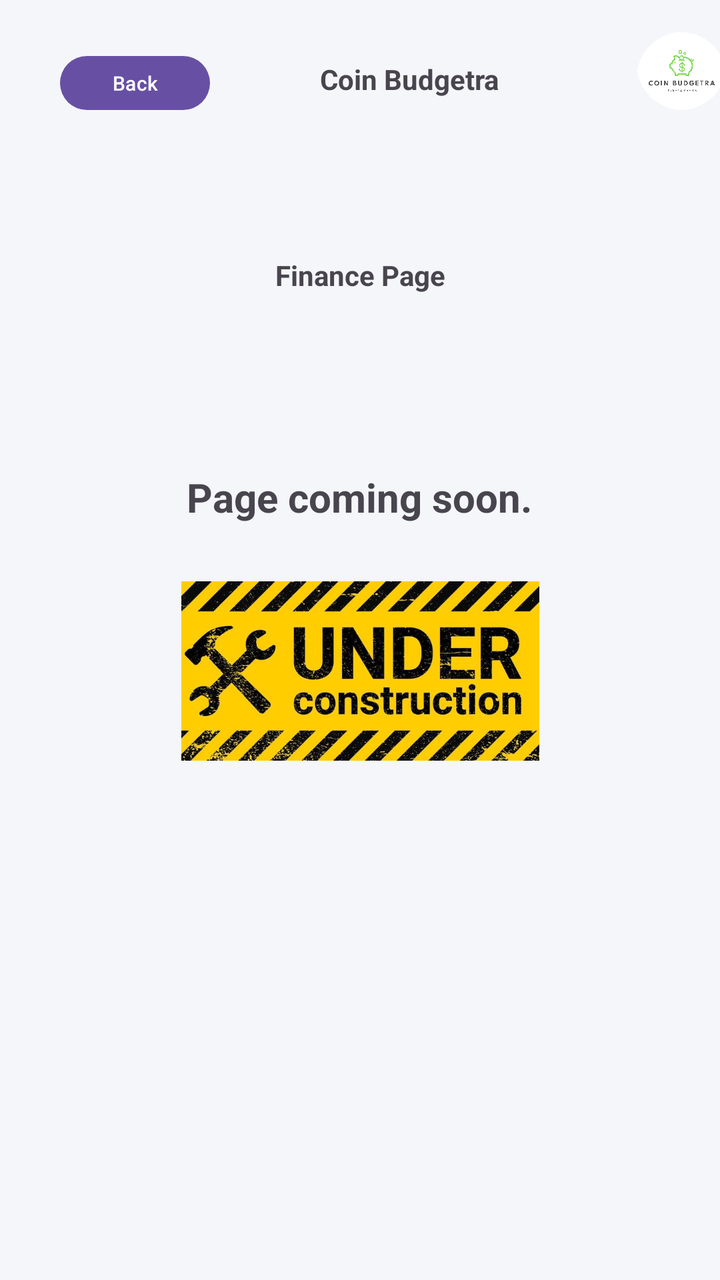
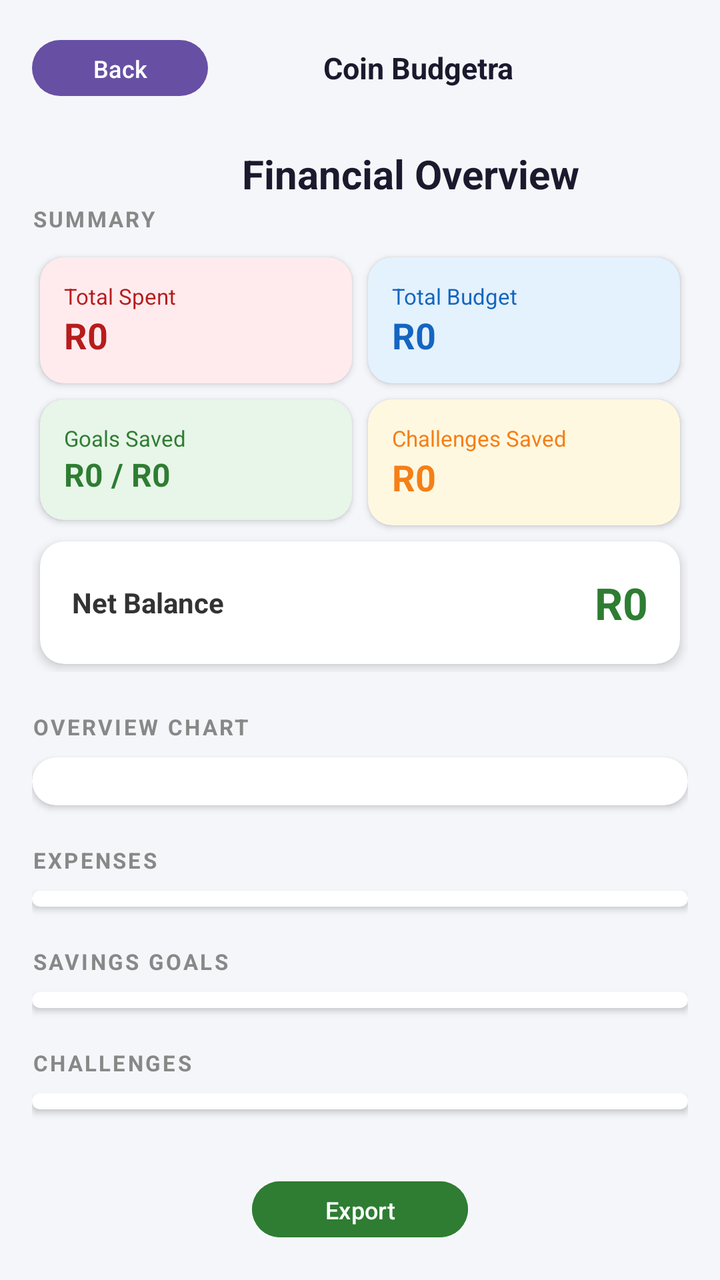

An Android layout rendered at two revisions. The XML below is the earlier revision; the diff shows what the commit changed to produce the second picture.
<!-- AndroidManifest.xml: application theme Theme.Coin_Budgetra -->
<!-- res/layout/activity_finance_module.xml -->
<?xml version="1.0" encoding="utf-8"?>
<androidx.constraintlayout.widget.ConstraintLayout xmlns:android="http://schemas.android.com/apk/res/android"
    xmlns:app="http://schemas.android.com/apk/res-auto"
    xmlns:tools="http://schemas.android.com/tools"
    android:id="@+id/main"
    android:layout_width="match_parent"
    android:layout_height="match_parent"
    android:background="#F4F6FA"
    tools:context=".Finance_Module">


    <com.google.android.material.imageview.ShapeableImageView
        android:id="@+id/imageView4"
        android:layout_width="45dp"
        android:layout_height="39dp"
        android:layout_marginStart="88dp"
        android:layout_marginTop="16dp"
        android:layout_marginEnd="16dp"
        android:scaleType="centerCrop"
        app:shapeAppearanceOverlay="@style/CircleImage"
        app:layout_constraintEnd_toEndOf="parent"
        app:layout_constraintStart_toEndOf="@+id/textView29"
        app:layout_constraintTop_toTopOf="parent"
        app:srcCompat="@drawable/coinbudgetra" />

    <TextView
        android:id="@+id/textView29"
        android:layout_width="wrap_content"
        android:layout_height="wrap_content"
        android:layout_marginStart="160dp"
        android:layout_marginTop="30dp"
        android:text="Coin Budgetra"
        android:textStyle="bold"
        app:layout_constraintStart_toStartOf="parent"
        app:layout_constraintTop_toTopOf="parent" />

    <TextView
        android:id="@+id/textView30"
        android:layout_width="wrap_content"
        android:layout_height="wrap_content"
        android:layout_marginTop="79dp"
        android:text="Finance Page"
        android:textSize="14sp"
        android:textStyle="bold"
        app:layout_constraintEnd_toEndOf="parent"
        app:layout_constraintHorizontal_bias="0.5"
        app:layout_constraintStart_toStartOf="parent"
        app:layout_constraintTop_toBottomOf="@+id/textView29" />

    <Button
        android:id="@+id/button17"
        android:layout_width="75dp"
        android:layout_height="35dp"
        android:layout_marginStart="30dp"
        android:layout_marginTop="24dp"
        android:layout_marginEnd="55dp"
        android:text="Back"
        android:textSize="10sp"
        app:layout_constraintEnd_toStartOf="@+id/textView29"
        app:layout_constraintStart_toStartOf="parent"
        app:layout_constraintTop_toTopOf="parent" />

    <TextView
        android:id="@+id/textView17"
        android:layout_width="wrap_content"
        android:layout_height="wrap_content"
        android:layout_marginStart="101dp"
        android:layout_marginTop="88dp"
        android:layout_marginEnd="102dp"
        android:text="Page coming soon."
        android:textSize="20sp"
        android:textStyle="bold"
        app:layout_constraintEnd_toEndOf="parent"
        app:layout_constraintStart_toStartOf="parent"
        app:layout_constraintTop_toBottomOf="@+id/textView30" />

    <ImageView
        android:id="@+id/imageView"
        android:layout_width="179dp"
        android:layout_height="95dp"
        android:layout_marginStart="116dp"
        android:layout_marginTop="26dp"
        android:layout_marginEnd="116dp"
        app:layout_constraintEnd_toEndOf="parent"
        app:layout_constraintStart_toStartOf="parent"
        app:layout_constraintTop_toBottomOf="@+id/textView17"
        app:srcCompat="@drawable/constr" />
</androidx.constraintlayout.widget.ConstraintLayout>
<!-- resources referenced by this layout -->
<resources>
  <!-- drawable coinbudgetra: jpeg bitmap (drawable, 54720 bytes) -->
  <!-- drawable constr: jpg bitmap (drawable, 57429 bytes) -->
  <style name="CircleImage">
          <item name="cornerFamily">rounded</item>
          <item name="cornerSize">59%</item>
      </style>
  <style name="Theme.Coin_Budgetra" parent="Base.Theme.Coin_Budgetra" />
  <style name="Base.Theme.Coin_Budgetra" parent="Theme.Material3.DayNight.NoActionBar">
          
          
      </style>
</resources>

<!-- the commit's change to res/layout/activity_finance_module.xml (unified diff, before → after) -->
@@ -1,88 +1,316 @@
 <?xml version="1.0" encoding="utf-8"?>
-<androidx.constraintlayout.widget.ConstraintLayout xmlns:android="http://schemas.android.com/apk/res/android"
+<androidx.core.widget.NestedScrollView
+    xmlns:android="http://schemas.android.com/apk/res/android"
     xmlns:app="http://schemas.android.com/apk/res-auto"
-    xmlns:tools="http://schemas.android.com/tools"
     android:id="@+id/main"
     android:layout_width="match_parent"
     android:layout_height="match_parent"
-    android:background="#F4F6FA"
-    tools:context=".Finance_Module">
-
-
-    <com.google.android.material.imageview.ShapeableImageView
-        android:id="@+id/imageView4"
-        android:layout_width="45dp"
-        android:layout_height="39dp"
-        android:layout_marginStart="88dp"
-        android:layout_marginTop="16dp"
-        android:layout_marginEnd="16dp"
-        android:scaleType="centerCrop"
-        app:shapeAppearanceOverlay="@style/CircleImage"
-        app:layout_constraintEnd_toEndOf="parent"
-        app:layout_constraintStart_toEndOf="@+id/textView29"
-        app:layout_constraintTop_toTopOf="parent"
-        app:srcCompat="@drawable/coinbudgetra" />
-
-    <TextView
-        android:id="@+id/textView29"
-        android:layout_width="wrap_content"
+    android:background="#F5F6FA"
+    android:fillViewport="true">
+
+    <LinearLayout
+        android:layout_width="match_parent"
         android:layout_height="wrap_content"
-        android:layout_marginStart="160dp"
-        android:layout_marginTop="30dp"
-        android:text="Coin Budgetra"
-        android:textStyle="bold"
-        app:layout_constraintStart_toStartOf="parent"
-        app:layout_constraintTop_toTopOf="parent" />
-
-    <TextView
-        android:id="@+id/textView30"
-        android:layout_width="wrap_content"
-        android:layout_height="wrap_content"
-        android:layout_marginTop="79dp"
-        android:text="Finance Page"
-        android:textSize="14sp"
-        android:textStyle="bold"
-        app:layout_constraintEnd_toEndOf="parent"
-        app:layout_constraintHorizontal_bias="0.5"
-        app:layout_constraintStart_toStartOf="parent"
-        app:layout_constraintTop_toBottomOf="@+id/textView29" />
-
-    <Button
-        android:id="@+id/button17"
-        android:layout_width="75dp"
-        android:layout_height="35dp"
-        android:layout_marginStart="30dp"
-        android:layout_marginTop="24dp"
-        android:layout_marginEnd="55dp"
-        android:text="Back"
-        android:textSize="10sp"
-        app:layout_constraintEnd_toStartOf="@+id/textView29"
-        app:layout_constraintStart_toStartOf="parent"
-        app:layout_constraintTop_toTopOf="parent" />
-
-    <TextView
-        android:id="@+id/textView17"
-        android:layout_width="wrap_content"
-        android:layout_height="wrap_content"
-        android:layout_marginStart="101dp"
-        android:layout_marginTop="88dp"
-        android:layout_marginEnd="102dp"
-        android:text="Page coming soon."
-        android:textSize="20sp"
-        android:textStyle="bold"
-        app:layout_constraintEnd_toEndOf="parent"
-        app:layout_constraintStart_toStartOf="parent"
-        app:layout_constraintTop_toBottomOf="@+id/textView30" />
-
-    <ImageView
-        android:id="@+id/imageView"
-        android:layout_width="179dp"
-        android:layout_height="95dp"
-        android:layout_marginStart="116dp"
-        android:layout_marginTop="26dp"
-        android:layout_marginEnd="116dp"
-        app:layout_constraintEnd_toEndOf="parent"
-        app:layout_constraintStart_toStartOf="parent"
-        app:layout_constraintTop_toBottomOf="@+id/textView17"
-        app:srcCompat="@drawable/constr" />
-</androidx.constraintlayout.widget.ConstraintLayout>
+        android:orientation="vertical"
+        android:padding="16dp">
+
+        
+        <LinearLayout
+            android:layout_width="match_parent"
+            android:layout_height="wrap_content"
+            android:orientation="horizontal"
+            android:gravity="center_vertical"
+            android:layout_marginBottom="20dp">
+
+            <Button
+                android:id="@+id/button17"
+                android:layout_width="wrap_content"
+                android:layout_height="36dp"
+                android:text="Back"
+                android:textColor="#FFFFFF"
+                android:textSize="12sp" />
+
+            <TextView
+                android:layout_width="150dp"
+                android:layout_marginLeft="30dp"
+                android:layout_marginRight="30dp"
+                android:layout_height="30dp"
+                android:textAlignment="center"
+                android:gravity="center"
+                android:text="Coin Budgetra"
+                android:textColor="#1A1A2E"
+                android:textSize="15sp"
+                android:textStyle="bold" />
+
+
+        </LinearLayout>
+
+        
+
+        <TextView
+            android:layout_width="239dp"
+            android:layout_height="30dp"
+         android:textAlignment="center"
+            android:layout_marginLeft="70dp"
+            android:layout_marginRight="70dp"
+            android:gravity="center"
+            android:text="Financial Overview"
+            android:textColor="#1A1A2E"
+            android:textSize="20sp"
+            android:textStyle="bold" />
+
+        <TextView
+            android:layout_width="wrap_content"
+            android:layout_height="wrap_content"
+            android:text="SUMMARY"
+            android:textSize="11sp"
+            android:textStyle="bold"
+            android:textColor="#888888"
+            android:letterSpacing="0.1"
+            android:layout_marginBottom="8dp"/>
+
+        <GridLayout
+            android:layout_width="match_parent"
+            android:layout_height="wrap_content"
+            android:columnCount="2"
+            android:rowCount="3"
+            android:layout_marginBottom="20dp">
+
+            
+            <androidx.cardview.widget.CardView
+                android:layout_width="0dp"
+                android:layout_height="wrap_content"
+                android:layout_columnWeight="1"
+                android:layout_margin="4dp"
+                app:cardCornerRadius="12dp"
+                app:cardElevation="2dp"
+                app:cardBackgroundColor="#FFEBEE">
+                <LinearLayout android:layout_width="match_parent"
+                    android:layout_height="wrap_content"
+                    android:orientation="vertical"
+                    android:padding="12dp">
+                    <TextView android:layout_width="wrap_content" android:layout_height="wrap_content"
+                        android:text="Total Spent" android:textSize="11sp" android:textColor="#B71C1C"/>
+                    <TextView android:id="@+id/txtFinTotalExpenses"
+                        android:layout_width="wrap_content" android:layout_height="wrap_content"
+                        android:text="R0" android:textSize="18sp" android:textStyle="bold"
+                        android:textColor="#B71C1C"/>
+                </LinearLayout>
+            </androidx.cardview.widget.CardView>
+
+            
+            <androidx.cardview.widget.CardView
+                android:layout_width="0dp"
+                android:layout_height="wrap_content"
+                android:layout_columnWeight="1"
+                android:layout_margin="4dp"
+                app:cardCornerRadius="12dp"
+                app:cardElevation="2dp"
+                app:cardBackgroundColor="#E3F2FD">
+                <LinearLayout android:layout_width="match_parent"
+                    android:layout_height="wrap_content"
+                    android:orientation="vertical"
+                    android:padding="12dp">
+                    <TextView android:layout_width="wrap_content" android:layout_height="wrap_content"
+                        android:text="Total Budget" android:textSize="11sp" android:textColor="#1565C0"/>
+                    <TextView android:id="@+id/txtFinBudget"
+                        android:layout_width="wrap_content" android:layout_height="wrap_content"
+                        android:text="R0" android:textSize="18sp" android:textStyle="bold"
+                        android:textColor="#1565C0"/>
+                </LinearLayout>
+            </androidx.cardview.widget.CardView>
+
+            
+            <androidx.cardview.widget.CardView
+                android:layout_width="0dp"
+                android:layout_height="wrap_content"
+                android:layout_columnWeight="1"
+                android:layout_margin="4dp"
+                app:cardCornerRadius="12dp"
+                app:cardElevation="2dp"
+                app:cardBackgroundColor="#E8F5E9">
+                <LinearLayout android:layout_width="match_parent"
+                    android:layout_height="wrap_content"
+                    android:orientation="vertical"
+                    android:padding="12dp">
+                    <TextView android:layout_width="wrap_content" android:layout_height="wrap_content"
+                        android:text="Goals Saved" android:textSize="11sp" android:textColor="#2E7D32"/>
+                    <TextView android:id="@+id/txtFinGoalSaved"
+                        android:layout_width="wrap_content" android:layout_height="wrap_content"
+                        android:text="R0 / R0" android:textSize="16sp" android:textStyle="bold"
+                        android:textColor="#2E7D32"/>
+                </LinearLayout>
+            </androidx.cardview.widget.CardView>
+
+            
+            <androidx.cardview.widget.CardView
+                android:layout_width="0dp"
+                android:layout_height="wrap_content"
+                android:layout_columnWeight="1"
+                android:layout_margin="4dp"
+                app:cardCornerRadius="12dp"
+                app:cardElevation="2dp"
+                app:cardBackgroundColor="#FFF8E1">
+                <LinearLayout android:layout_width="match_parent"
+                    android:layout_height="wrap_content"
+                    android:orientation="vertical"
+                    android:padding="12dp">
+                    <TextView android:layout_width="wrap_content" android:layout_height="wrap_content"
+                        android:text="Challenges Saved" android:textSize="11sp" android:textColor="#F57F17"/>
+                    <TextView android:id="@+id/txtFinChallengeSaved"
+                        android:layout_width="wrap_content" android:layout_height="wrap_content"
+                        android:text="R0" android:textSize="18sp" android:textStyle="bold"
+                        android:textColor="#F57F17"/>
+                </LinearLayout>
+            </androidx.cardview.widget.CardView>
+
+            
+            <androidx.cardview.widget.CardView
+                android:layout_width="match_parent"
+                android:layout_height="wrap_content"
+                android:layout_columnSpan="2"
+                android:layout_margin="4dp"
+                app:cardCornerRadius="12dp"
+                app:cardElevation="3dp"
+                app:cardBackgroundColor="#FFFFFF">
+                <LinearLayout android:layout_width="match_parent"
+                    android:layout_height="wrap_content"
+                    android:orientation="horizontal"
+                    android:gravity="center_vertical"
+                    android:padding="16dp">
+                    <TextView android:layout_width="0dp" android:layout_height="wrap_content"
+                        android:layout_weight="1"
+                        android:text="Net Balance" android:textSize="14sp"
+                        android:textStyle="bold" android:textColor="#333333"/>
+                    <TextView android:id="@+id/txtFinNetBalance"
+                        android:layout_width="wrap_content" android:layout_height="wrap_content"
+                        android:text="R0" android:textSize="22sp" android:textStyle="bold"
+                        android:textColor="#2E7D32"/>
+                </LinearLayout>
+            </androidx.cardview.widget.CardView>
+        </GridLayout>
+
+        
+        <TextView
+            android:layout_width="wrap_content"
+            android:layout_height="wrap_content"
+            android:text="OVERVIEW CHART"
+            android:textSize="11sp"
+            android:textStyle="bold"
+            android:textColor="#888888"
+            android:letterSpacing="0.1"
+            android:layout_marginBottom="8dp"/>
+
+        <androidx.cardview.widget.CardView
+            android:layout_width="match_parent"
+            android:layout_height="wrap_content"
+            android:layout_marginBottom="20dp"
+            app:cardCornerRadius="12dp"
+            app:cardElevation="2dp"
+            app:cardBackgroundColor="#FFFFFF">
+            <FrameLayout
+                android:id="@+id/finChartContainer"
+                android:layout_width="match_parent"
+                android:layout_height="wrap_content"
+                android:padding="12dp"/>
+        </androidx.cardview.widget.CardView>
+
+        
+        <TextView
+            android:layout_width="wrap_content"
+            android:layout_height="wrap_content"
+            android:text="EXPENSES"
+            android:textSize="11sp"
+            android:textStyle="bold"
+            android:textColor="#888888"
+            android:letterSpacing="0.1"
+            android:layout_marginBottom="8dp"/>
+
+        <androidx.cardview.widget.CardView
+            android:layout_width="match_parent"
+            android:layout_height="wrap_content"
+            android:layout_marginBottom="20dp"
+            app:cardCornerRadius="12dp"
+            app:cardElevation="2dp"
+            app:cardBackgroundColor="#FFFFFF">
+            <HorizontalScrollView android:layout_width="match_parent" android:layout_height="wrap_content">
+                <TableLayout
+                    android:id="@+id/tableExpenses"
+                    android:layout_width="match_parent"
+                    android:layout_height="wrap_content"
+                    android:padding="4dp"
+                    android:stretchColumns="0"/>
+            </HorizontalScrollView>
+        </androidx.cardview.widget.CardView>
+
+        
+        <TextView
+            android:layout_width="wrap_content"
+            android:layout_height="wrap_content"
+            android:text="SAVINGS GOALS"
+            android:textSize="11sp"
+            android:textStyle="bold"
+            android:textColor="#888888"
+            android:letterSpacing="0.1"
+            android:layout_marginBottom="8dp"/>
+
+        <androidx.cardview.widget.CardView
+            android:layout_width="match_parent"
+            android:layout_height="wrap_content"
+            android:layout_marginBottom="20dp"
+            app:cardCornerRadius="12dp"
+            app:cardElevation="2dp"
+            app:cardBackgroundColor="#FFFFFF">
+            <HorizontalScrollView android:layout_width="match_parent" android:layout_height="wrap_content">
+                <TableLayout
+                    android:id="@+id/tableGoals"
+                    android:layout_width="match_parent"
+                    android:layout_height="wrap_content"
+                    android:padding="4dp"
+                    android:stretchColumns="0"/>
+            </HorizontalScrollView>
+        </androidx.cardview.widget.CardView>
+
+        
+        <TextView
+            android:layout_width="wrap_content"
+            android:layout_height="wrap_content"
+            android:text="CHALLENGES"
+            android:textSize="11sp"
+            android:textStyle="bold"
+            android:textColor="#888888"
+            android:letterSpacing="0.1"
+            android:layout_marginBottom="8dp"/>
+
+        <androidx.cardview.widget.CardView
+            android:layout_width="match_parent"
+            android:layout_height="wrap_content"
+            android:layout_marginBottom="32dp"
+            app:cardCornerRadius="12dp"
+            app:cardElevation="2dp"
+            app:cardBackgroundColor="#FFFFFF">
+            <HorizontalScrollView android:layout_width="match_parent" android:layout_height="wrap_content">
+                <TableLayout
+                    android:id="@+id/tableChallenges"
+                    android:layout_width="match_parent"
+                    android:layout_height="wrap_content"
+                    android:padding="4dp"
+                    android:stretchColumns="0"/>
+            </HorizontalScrollView>
+        </androidx.cardview.widget.CardView>
+
+        <Button
+            android:id="@+id/btnExportStatement"
+            android:layout_width="wrap_content"
+            android:layout_height="36dp"
+            android:layout_marginLeft="110dp"
+            android:layout_marginRight="110dp"
+            android:backgroundTint="#2E7D32"
+            android:text="Export Statement"
+            android:textColor="#FFFFFF"
+            android:textSize="12sp" />
+
+    </LinearLayout>
+
+
+</androidx.core.widget.NestedScrollView>
<!-- resource entries referenced after the edit -->
@@ -1,11 +1,5 @@
 <!-- resources referenced by this layout -->
 <resources>
-  <!-- drawable coinbudgetra: jpeg bitmap (drawable, 54720 bytes) -->
-  <!-- drawable constr: jpg bitmap (drawable, 57429 bytes) -->
-  <style name="CircleImage">
-          <item name="cornerFamily">rounded</item>
-          <item name="cornerSize">59%</item>
-      </style>
   <style name="Theme.Coin_Budgetra" parent="Base.Theme.Coin_Budgetra" />
   <style name="Base.Theme.Coin_Budgetra" parent="Theme.Material3.DayNight.NoActionBar">
           
